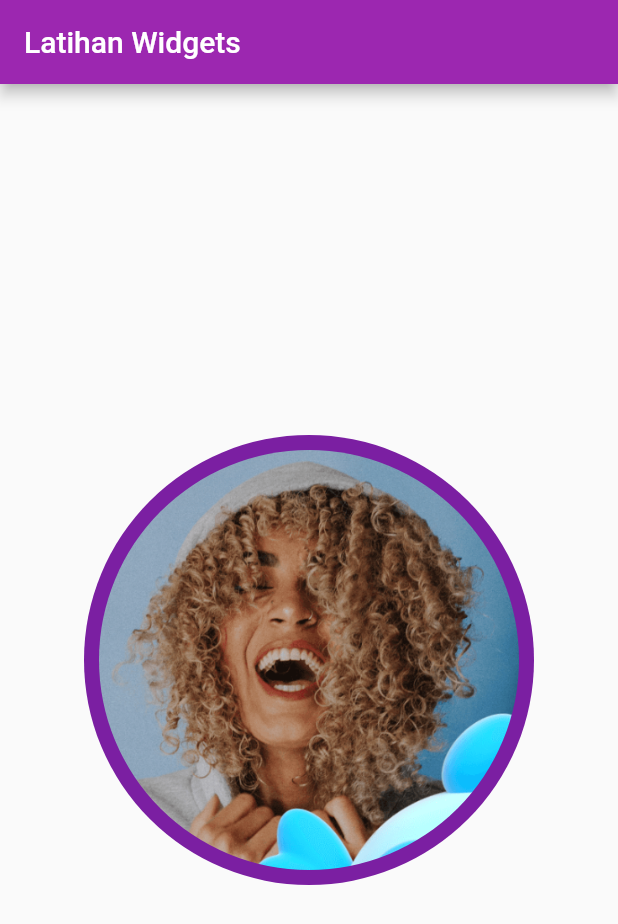
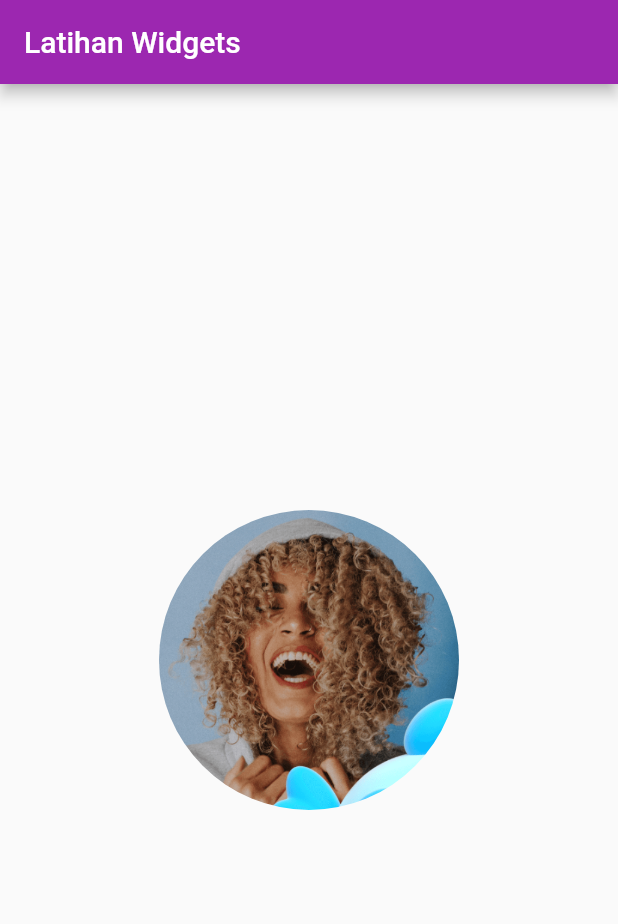
Before and after one commit to bahrie127/widget_focus, a Flutter app: the screen it shows after launch, on a phone screen of 412 x 824 dp. Shown: the top 924 px of the screen. Run offline on Flutter 3.47's test engine with Material 2 defaults, Android fonts, the light colour scheme and no system bars.

Commit message:
avatar via CircleAvatar vs Container

```diff
--- a/lib/home.dart
+++ b/lib/home.dart
@@ -11,7 +11,7 @@ class Home extends StatelessWidget {
       appBar: AppBar(
         title: const Text('Latihan Widgets'),
       ),
-      body: const SampleImage(),
+      body: const SampleContainer(),
     );
   }
 }
--- a/lib/widgets/sample_container.dart
+++ b/lib/widgets/sample_container.dart
@@ -7,6 +7,31 @@ class SampleContainer extends StatelessWidget {
   Widget build(BuildContext context) {
     return Center(
       child: Container(
+        padding: const EdgeInsets.all(20),
+        height: 200,
+        width: 200,
+        decoration: const BoxDecoration(
+          borderRadius: BorderRadius.all(
+            Radius.circular(100),
+          ),
+          image: DecorationImage(
+            fit: BoxFit.cover,
+            image: AssetImage(
+              'assets/images/avatar.png',
+            ),
+          ),
+        ),
+      ),
+    );
+  }
+}
+
+
+
+
+
+/**
+ * Container(
         padding: const EdgeInsets.only(
           bottom: 30,
         ),
@@ -34,9 +59,7 @@ class SampleContainer extends StatelessWidget {
               letterSpacing: 10),
         ),
       ),
-    );
-  }
-}
+ */
 
 ///text
 // Text(
```
Also changed, not shown: lib/widgets/sample_image.dart (+23 -6 lines).
